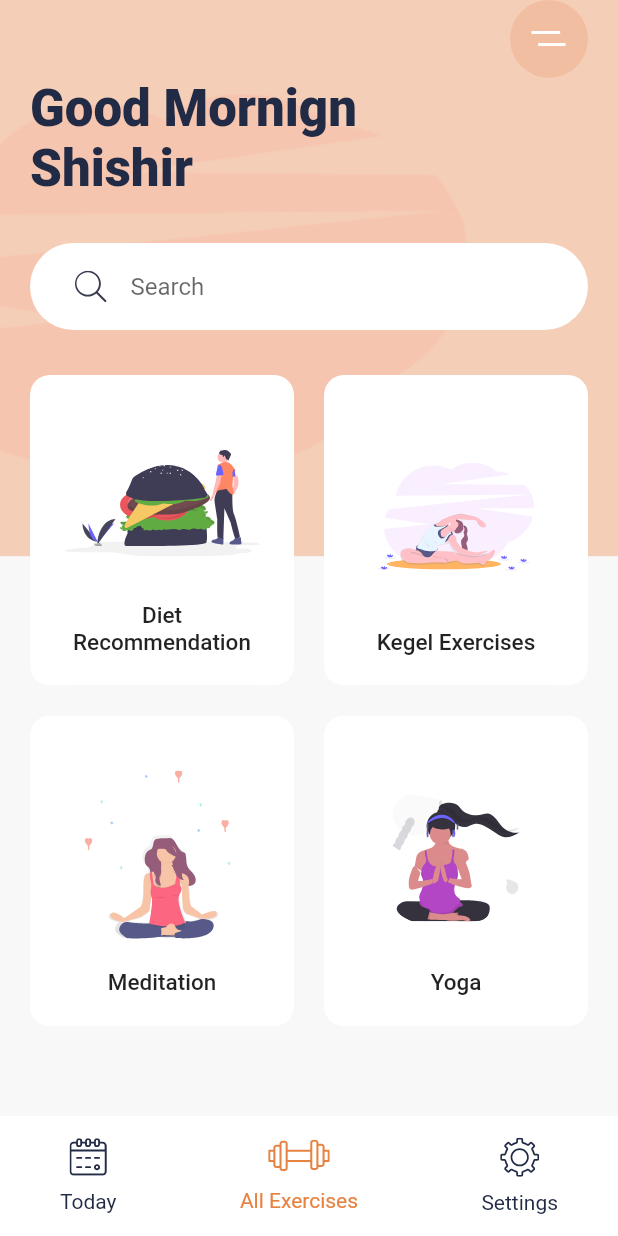
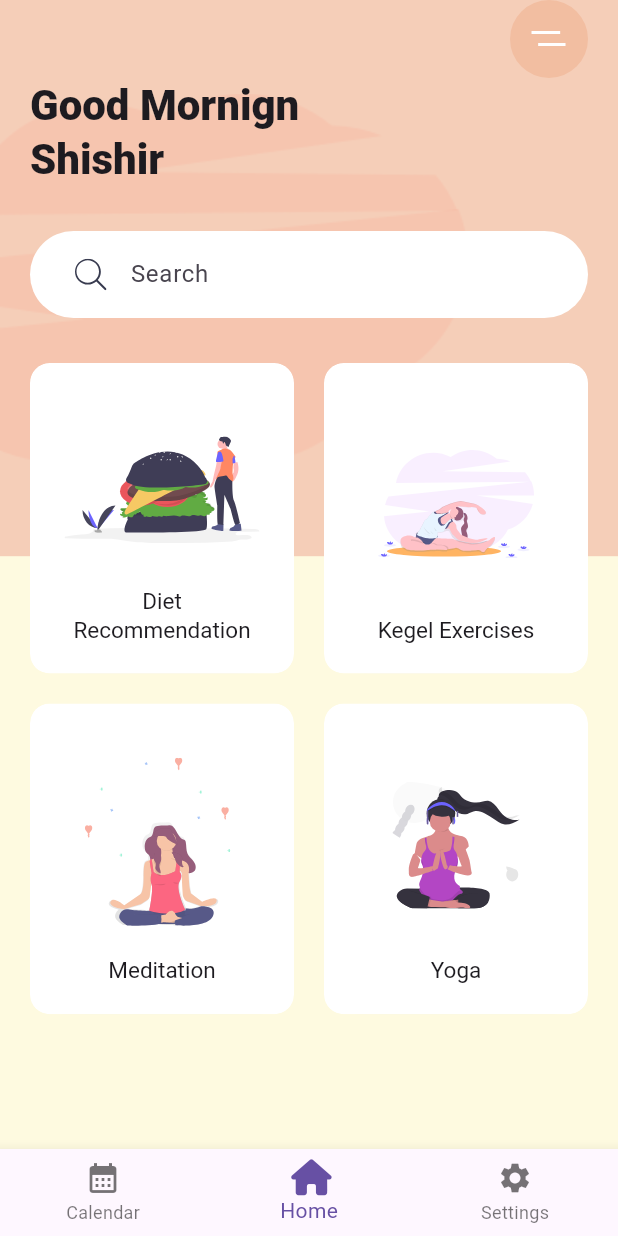
Before and after one commit to NurettinSelim/meditation_app, a Flutter app: the screen it shows after launch, on a phone screen of 412 x 824 dp. Run offline on Flutter 3.47's test engine with Material 2 defaults, Android fonts, the phone set to English and light mode, and no system bars; our stand-ins replace flutter_svg, font_awesome_flutter.

Commit message:
bottomNavBar updated

```diff
--- a/lib/main.dart
+++ b/lib/main.dart
@@ -1,7 +1,7 @@
 import 'package:flutter/material.dart';
 import 'package:flutter_svg/svg.dart';
-import 'package:meditation_app/constants.dart';
 import 'package:meditation_app/screens/details_screen.dart';
+import 'package:meditation_app/utils/theme_helper.dart';
 import 'package:meditation_app/widgets/bottom_nav_bar.dart';
 import 'package:meditation_app/widgets/category_card.dart';
 import 'package:meditation_app/widgets/search_bar.dart';
@@ -17,11 +17,7 @@ class MyApp extends StatelessWidget {
     return MaterialApp(
       debugShowCheckedModeBanner: false,
       title: 'Meditation App',
-      theme: ThemeData(
-        fontFamily: "Cairo",
-        scaffoldBackgroundColor: kBackgroundColor,
-        textTheme: Theme.of(context).textTheme.apply(displayColor: kTextColor),
-      ),
+      theme: ThemeHelper.themeData,
       home: const HomeScreen(),
     );
   }
@@ -35,6 +31,7 @@ class HomeScreen extends StatelessWidget {
     var size = MediaQuery.of(context)
         .size; //this gonna give us total height and with of our device
     return Scaffold(
+      backgroundColor: ThemeHelper.backgroundColor,
       bottomNavigationBar: const BottomNavBar(),
       body: Stack(
         children: <Widget>[
@@ -100,7 +97,7 @@ class HomeScreen extends StatelessWidget {
                             Navigator.push(
                               context,
                               MaterialPageRoute(builder: (context) {
-                                return DetailsScreen();
+                                return const DetailsScreen();
                               }),
                             );
                           },
--- /dev/null
+++ b/lib/utils/theme_helper.dart
@@ -0,0 +1,6 @@
+import 'package:flutter/material.dart';
+
+class ThemeHelper {
+  static const backgroundColor = Color(0xFFFEFAE0);
+  static final themeData = ThemeData(useMaterial3: true);
+}
--- a/lib/widgets/bottom_nav_bar.dart
+++ b/lib/widgets/bottom_nav_bar.dart
@@ -1,6 +1,5 @@
 import 'package:flutter/material.dart';
-import 'package:flutter_svg/flutter_svg.dart';
-import 'package:meditation_app/constants.dart';
+import 'package:font_awesome_flutter/font_awesome_flutter.dart';
 
 class BottomNavBar extends StatelessWidget {
   const BottomNavBar({
@@ -9,62 +8,22 @@ class BottomNavBar extends StatelessWidget {
 
   @override
   Widget build(BuildContext context) {
-    return Container(
-      padding: const EdgeInsets.symmetric(horizontal: 40, vertical: 10),
-      height: 80,
-      color: Colors.white,
-      child: Row(
-        mainAxisAlignment: MainAxisAlignment.spaceBetween,
-        children: const <Widget>[
-          BottomNavItem(
-            title: "Today",
-            svgScr: "assets/icons/calendar.svg",
-          ),
-          BottomNavItem(
-            title: "All Exercises",
-            svgScr: "assets/icons/gym.svg",
-            isActive: true,
-          ),
-          BottomNavItem(
-            title: "Settings",
-            svgScr: "assets/icons/Settings.svg",
-          ),
-        ],
-      ),
+    return BottomNavigationBar(
+      currentIndex: 1,
+      items: const [
+        BottomNavigationBarItem(
+          icon: Icon(Icons.calendar_month),
+          label: "Calendar",
+        ),
+        BottomNavigationBarItem(
+          icon: Icon(FontAwesomeIcons.house),
+          label: "Home",
+        ),
+        BottomNavigationBarItem(
+          icon: Icon(Icons.settings),
+          label: "Settings",
+        ),
+      ],
     );
   }
 }
-
-class BottomNavItem extends StatelessWidget {
-  final String svgScr;
-  final String title;
-  final Function()? press;
-  final bool isActive;
-  const BottomNavItem({
-    Key? key,
-    required this.svgScr,
-    required this.title,
-    this.press,
-    this.isActive = false,
-  }) : super(key: key);
-
-  @override
-  Widget build(BuildContext context) {
-    return GestureDetector(
-      onTap: press,
-      child: Column(
-        mainAxisAlignment: MainAxisAlignment.spaceAround,
-        children: <Widget>[
-          SvgPicture.asset(
-            svgScr,
-            color: isActive ? kActiveIconColor : kTextColor,
-          ),
-          Text(
-            title,
-            style: TextStyle(color: isActive ? kActiveIconColor : kTextColor),
-          ),
-        ],
-      ),
-    );
-  }
-}
```
Also changed, not shown: pubspec.yaml (+2 -11 lines), pubspec.lock, 1 other file.
